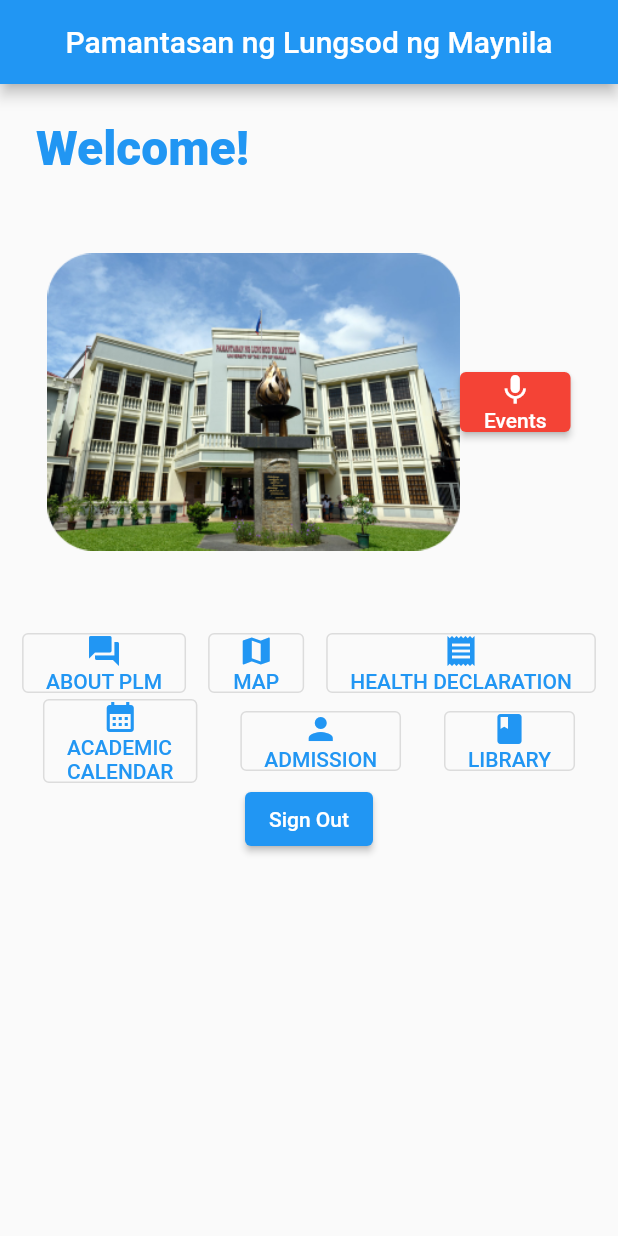
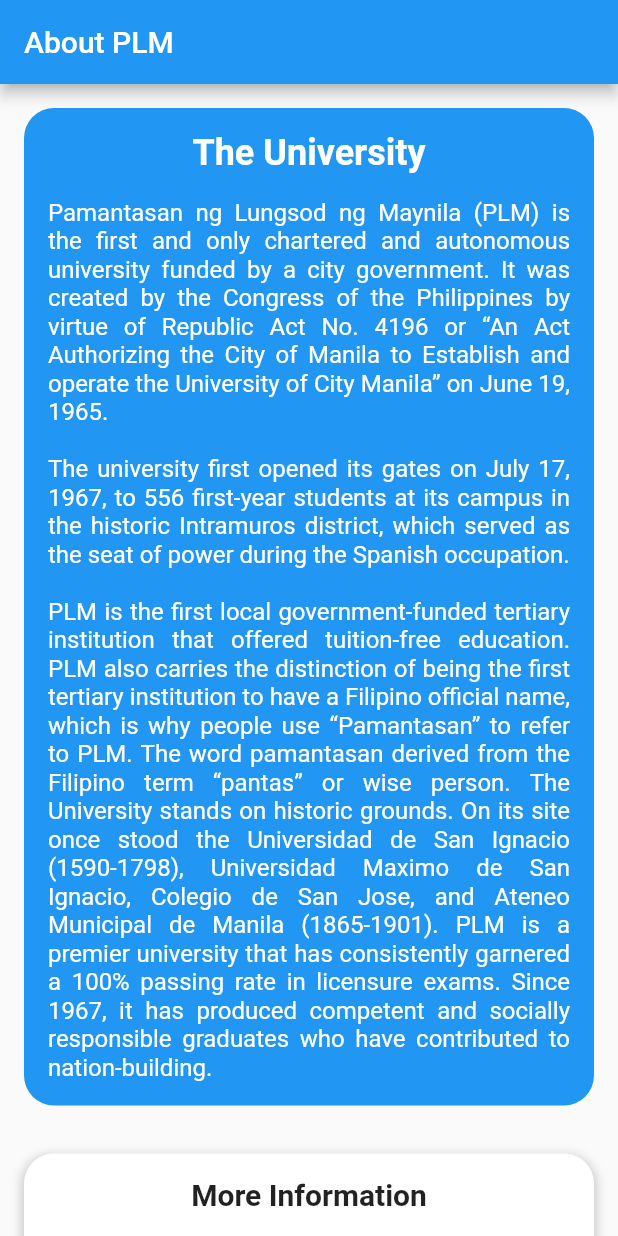
Before and after one commit to kya-nicoh/PLMAPP-authlogin, a Flutter app: the HomePage screen opened directly, after a tap on "ABOUT PLM", on a phone screen of 412 x 824 dp. Run offline on Flutter 3.47's test engine with Material 2 defaults, Android fonts, the phone set to English and light mode, and no system bars; our stand-ins replace firebase_auth, firebase_core, table_calendar, webview_flutter; accounts and stored records are empty.

Commit message:
about plm added new page ms celestra

```diff
--- /dev/null
+++ b/lib/pages/aboutplm.dart
@@ -0,0 +1,223 @@
+import 'package:flutter/material.dart';
+
+void main() => runApp(AboutPLMApp());
+
+class AboutPLMApp extends StatelessWidget {
+  const AboutPLMApp({super.key});
+
+  @override
+  Widget build(BuildContext context) {
+    return MaterialApp(
+      debugShowCheckedModeBanner: false,
+      home: Scaffold(
+        appBar: AppBar(
+          title: Text('About PLM'),
+        ),
+        body: SingleChildScrollView(
+          child: Container(
+            margin: EdgeInsets.all(16.0),
+            child: Column(
+              children: [
+                Container(
+                  decoration: BoxDecoration(
+                    color: Colors.blue,
+                    borderRadius: BorderRadius.circular(20.0),
+                  ),
+                  padding: EdgeInsets.all(16.0),
+                  child: Column(
+                    children: [
+                      Text(
+                        'The University',
+                        style: TextStyle(
+                          fontSize: 24,
+                          fontWeight: FontWeight.bold,
+                          color: Colors.white,
+                        ),
+                        textAlign: TextAlign.center,
+                      ),
+                      SizedBox(height: 16.0),
+                      Text(
+                        'Pamantasan ng Lungsod ng Maynila (PLM) is the first and only chartered and autonomous university funded by a city government. It was created by the Congress of the Philippines by virtue of Republic Act No. 4196 or “An Act Authorizing the City of Manila to Establish and operate the University of City Manila” on June 19, 1965.\n\nThe university first opened its gates on July 17, 1967, to 556 first-year students at its campus in the historic Intramuros district, which served as the seat of power during the Spanish occupation.\n\nPLM is the first local government-funded tertiary institution that offered tuition-free education. PLM also carries the distinction of being the first tertiary institution to have a Filipino official name, which is why people use “Pamantasan” to refer to PLM. The word pamantasan derived from the Filipino term “pantas” or wise person. The University stands on historic grounds. On its site once stood the Universidad de San Ignacio (1590-1798), Universidad Maximo de San Ignacio, Colegio de San Jose, and Ateneo Municipal de Manila (1865-1901). PLM is a premier university that has consistently garnered a 100% passing rate in licensure exams. Since 1967, it has produced competent and socially responsible graduates who have contributed to nation-building.',
+                        style: TextStyle(
+                          fontSize: 16,
+                          color: Colors.white,
+                        ),
+                        textAlign: TextAlign.justify,
+                      ),
+                    ],
+                  ),
+                ),
+                SizedBox(height: 32.0),
+                Container(
+                  decoration: BoxDecoration(
+                    color: Colors.white,
+                    borderRadius: BorderRadius.circular(20.0),
+                    boxShadow: [
+                      BoxShadow(
+                        color: Colors.grey.withOpacity(0.5),
+                        spreadRadius: 2,
+                        blurRadius: 5,
+                        offset: Offset(0, 3),
+                      ),
+                    ],
+                  ),
+                  padding: EdgeInsets.all(16.0),
+                  child: Column(
+                    children: [
+                      Text(
+                        'More Information',
+                        style: TextStyle(
+                          fontSize: 20,
+                          fontWeight: FontWeight.bold,
+                        ),
+                      ),
+                      SizedBox(height: 16.0),
+                      ButtonWidget(
+                        title: 'Contact PLM',
+                        onTap: () {
+                          // Redirect to Contact PLM page
+                        },
+                      ),
+                      ButtonWidget(
+                        title: 'Programs/Courses',
+                        onTap: () {
+                          // Redirect to Programs/Courses page
+                        },
+                      ),
+                      ButtonWidget(
+                        title: 'Hymn, Mission and Vision',
+                        onTap: () {
+                          // Redirect to Hymn, Mission and Vision page
+                        },
+                      ),
+                      ButtonWidget(
+                        title: 'Academic Calendar',
+                        onTap: () {
+                          // Redirect to Academic Calendar page
+                        },
+                      ),
+                      SizedBox(height: 32.0),
+                      EmailWidget(),
+                    ],
+                  ),
+                ),
+              ],
+            ),
+          ),
+        ),
+      ),
+    );
+  }
+}
+
+class ButtonWidget extends StatelessWidget {
+  final String title;
+  final VoidCallback onTap;
+
+  const ButtonWidget({
+    Key? key,
+    required this.title,
+    required this.onTap,
+  }) : super(key: key);
+
+  @override
+  Widget build(BuildContext context) {
+    return Container(
+      width: double.infinity,
+      margin: EdgeInsets.only(bottom: 16.0),
+      child: ElevatedButton(
+        onPressed: onTap,
+        style: ElevatedButton.styleFrom(
+          primary: Colors.white,
+          onPrimary: Colors.black,
+          elevation: 4.0,
+        ),
+        child: Text(title),
+      ),
+    );
+  }
+}
+
+class EmailWidget extends StatefulWidget {
+  @override
+  _EmailWidgetState createState() => _EmailWidgetState();
+}
+
+class _EmailWidgetState extends State<EmailWidget> {
+  TextEditingController _messageController = TextEditingController();
+
+  @override
+  void dispose() {
+    _messageController.dispose();
+    super.dispose();
+  }
+
+  void _deleteMessage() {
+    setState(() {
+      _messageController.clear();
+    });
+  }
+
+  @override
+  Widget build(BuildContext context) {
+    return Container(
+      decoration: BoxDecoration(
+        color: Colors.blue.withOpacity(0.8),
+        borderRadius: BorderRadius.circular(20.0),
+      ),
+      padding: EdgeInsets.all(16.0),
+      child: Column(
+        children: [
+          Text(
+            'Send Email',
+            style: TextStyle(
+              fontSize: 20,
+              fontWeight: FontWeight.bold,
+              color: Colors.white,
+            ),
+          ),
+          SizedBox(height: 16.0),
+          TextField(
+            controller: _messageController,
+            maxLines: 4,
+            style: TextStyle(color: Colors.white),
+            decoration: InputDecoration(
+              filled: true,
+              fillColor: Colors.white.withOpacity(0.2),
+              border: OutlineInputBorder(
+                borderRadius: BorderRadius.circular(10.0),
+                borderSide: BorderSide.none,
+              ),
+              hintText: 'Compose your email message here...',
+              hintStyle: TextStyle(color: Colors.white.withOpacity(0.5)),
+            ),
+          ),
+          SizedBox(height: 16.0),
+          Row(
+            mainAxisAlignment: MainAxisAlignment.spaceBetween,
+            children: [
+              ElevatedButton(
+                onPressed: () {
+                  // Send email
+                },
+                style: ElevatedButton.styleFrom(
+                  primary: Colors.white,
+                  onPrimary: Colors.black,
+                ),
+                child: Text('Send'),
+              ),
+              ElevatedButton(
+                onPressed: _deleteMessage,
+                style: ElevatedButton.styleFrom(
+                  primary: Colors.white,
+                  onPrimary: Colors.black,
+                ),
+                child: Text('Delete'),
+              ),
+            ],
+          ),
+        ],
+      ),
+    );
+  }
+}
--- a/lib/pages/home_page.dart
+++ b/lib/pages/home_page.dart
@@ -5,7 +5,7 @@ import '../pages/plm_website_view.dart';
 import '../pages/academic_calendar.dart';
 import '../pages/program_courses.dart';
 import '../pages/expanded_events.dart';
-
+import '../pages/aboutplm.dart';
 import 'package:flutter/material.dart';
 
 class HomePage extends StatelessWidget {
@@ -101,7 +101,10 @@ class HomePage extends StatelessWidget {
                     ],
                   ),
                   onPressed: () {
-                    debugPrint('Outlined Button');
+                    Navigator.push(
+                        context,
+                        MaterialPageRoute(
+                            builder: (context) => const AboutPLMApp()));
                   },
                 ),
                 OutlinedButton(
```
